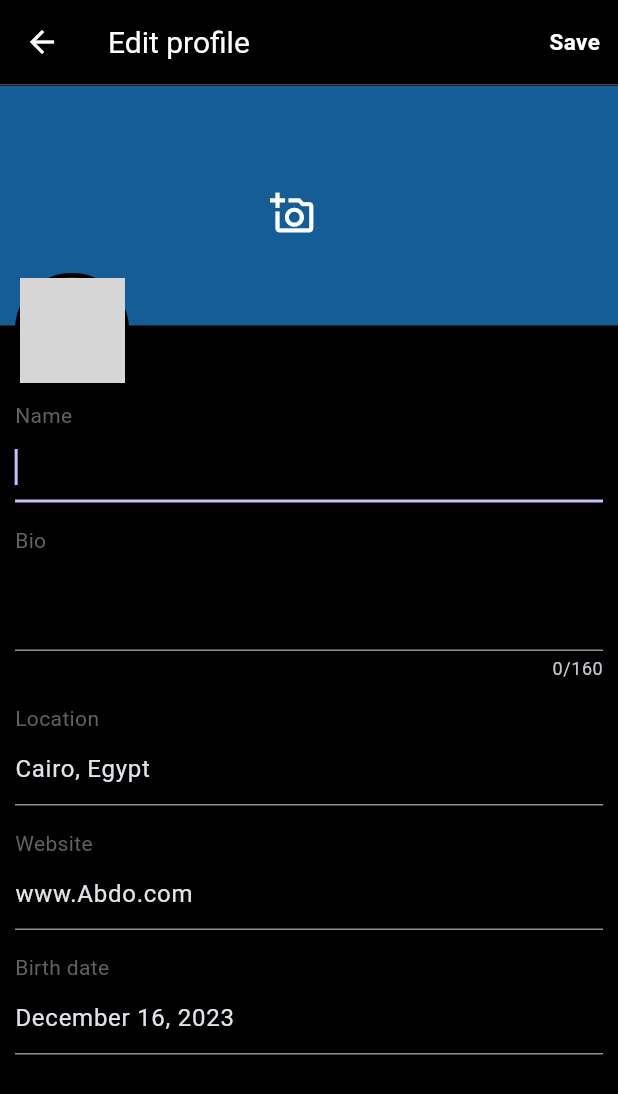
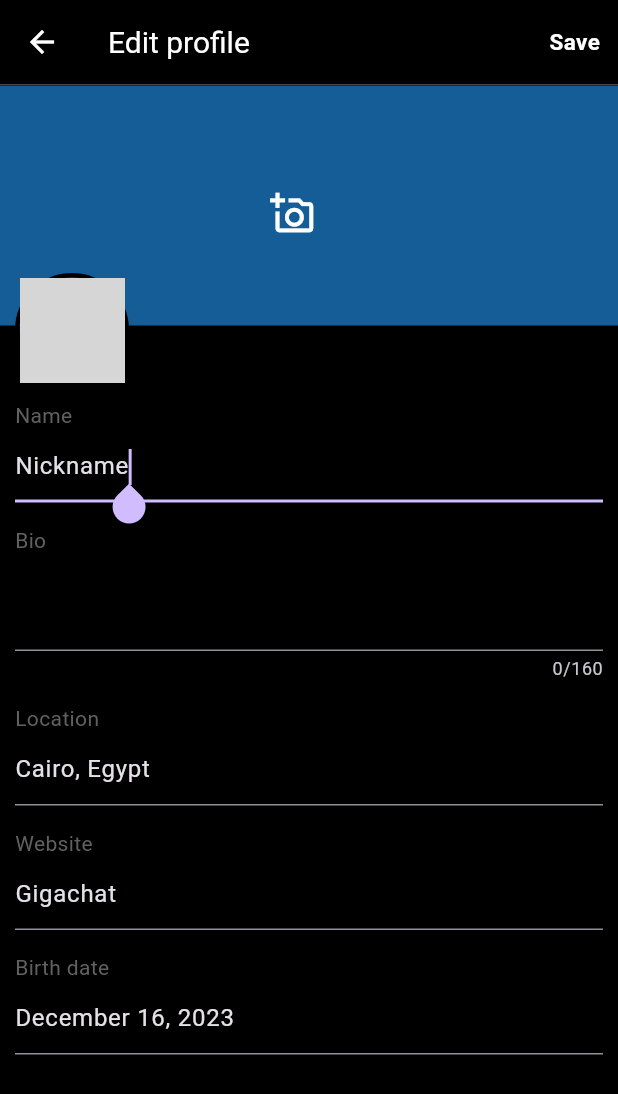
Before and after one commit to AbdoWise-z/GigaChat-Cross-platform, a Flutter app: the UserProfile screen opened directly, after a tap on "Edit profile", on a phone screen of 412 x 824 dp. Shown: the top 1094 px of the screen. Run offline on Flutter 3.47's test engine with Material 3 defaults, Android fonts, the phone set to English and light mode, and no system bars; our stand-ins replace carousel_slider, dismissible_page, email_validator, flick_video_player, font_awesome_flutter, google_fonts and 9 more; missing offline and left inert: photo_manager; accounts and stored records are empty; network calls fail; grey boxes are pictures that could not be loaded.

Commit message:
bug fixes

```diff
--- a/lib/api/account-requests.dart
+++ b/lib/api/account-requests.dart
@@ -204,35 +204,19 @@ class Account {
       print(res);
       u.id          = res["user"]["username"];
       u.name        = res["user"]["nickname"];
-      //u.email     = res["user"]["email"];
       u.bio         = res["user"]["bio"] ?? "";
       u.iconLink    = res["user"]["profile_image"];
       u.bannerLink  = res["user"]["banner_image"] ?? "";
-      //u.location  = res["user"]["location"];
-      //u.website   = res["user"]["website"];
+      //u.location  = res["user"]["location"];  //const cuz its not a feature
+      //u.website   = res["user"]["website"];   //const cuz its not a feature
       u.birthDate   = DateTime.parse(res["user"]["birth_date"]);
       u.joinedDate  = DateTime.parse(res["user"]["joined_date"]);
-      //u.followers = res["user"]["followers_num"];
-      //u.following = res["user"]["followings_num"];
       u.numOfPosts  = res["user"]["num_of_posts"];
       u.numOfLikes  = res["user"]["num_of_likes"];
 
     }else{
-      u.id          = "";
-      u.name        = "";
-      //u.email     = "";
-      u.bio         = "";
-      u.iconLink    = "";
-      u.bannerLink  = "";
-      //u.location  = "";
-      //u.website   = "";
       u.birthDate   = DateTime.now();
       u.joinedDate  = DateTime.now();
-      u.followers   = 0;
-      u.following   = 0;
-      u.numOfPosts  = 0;
-      u.numOfLikes  = 0;
-
     }
     k.data = u;
     return k;
@@ -250,12 +234,11 @@ class Account {
       print(res);
       u.id                    = res["user"]["username"];
       u.name                  = res["user"]["nickname"];
-      //u.email               = res["user"]["email"];
       u.bio                   = res["user"]["bio"] ?? "";
       u.iconLink              = res["user"]["profile_image"];
       u.bannerLink            = res["user"]["banner_image"] ?? "";
-      //u.location            = res["user"]["location"];
-      //u.website             = res["user"]["website"];
+      //u.location            = res["user"]["location"];  //const cuz its not a feature
+      //u.website             = res["user"]["website"];   //const cuz its not a feature
       u.birthDate             = DateTime.parse(res["user"]["birth_date"]);
       u.joinedDate            = DateTime.parse(res["user"]["joined_date"]);
       u.followers             = res["user"]["followers_num"];
@@ -270,25 +253,8 @@ class Account {
 
 
     }else{
-      u.id          = "";
-      u.name        = "";
-      //u.email     = "";
-      u.bio         = "";
-      u.iconLink    = "";
-      u.bannerLink  = "";
-      //u.location  = "";
-      //u.website   = "";
       u.birthDate   = DateTime.now();
       u.joinedDate  = DateTime.now();
-      u.followers   = 0;
-      u.following   = 0;
-      u.numOfPosts  = 0;
-      u.numOfLikes  = 0;
-      u.isFollowed  = false;
-      u.isWantedUserMuted  = false;
-      u.isWantedUserBlocked  = false;
-      u.isCurrUser  = false;
-      u.isCurrUserBlocked  = false;
 
     }
     k.data = u;
--- a/lib/api/user-class.dart
+++ b/lib/api/user-class.dart
@@ -16,8 +16,6 @@ class User {
   bool? isWantedUserMuted;
   bool? isFollowed;
   bool? isCurrUser;
-
-
   int followers;
   int following;
   int numOfPosts;
@@ -25,16 +23,15 @@ class User {
   bool active;
 
   User({
-    this.id = "@Abdo-ww",
-    this.name = "Abdo",
-    this.auth = "moa",
-    this.email = "...",
+    this.id = "@username",
+    this.name = "Nickname",
+    this.auth,
+    this.email = "email@gmail.com",
     this.bio = "",
     this.iconLink = "https://cdn.oneesports.gg/cdn-data/2022/10/GenshinImpact_Nahida_CloseUp.webp",
-    this.bannerLink = "https://cdn.custom-cursor.com/pa"
-        "cks/7464/genshin-nahida-and-a-thousand-floating-dreams-pack.png",
-    this.location = "hell",
-    this.website = "www.Abdo.com",
+    this.bannerLink = "",
+    this.location = "Egypt, Cairo",
+    this.website = "Gigachat",
     this.birthDate,
     this.joinedDate,
     this.followers = 0,
--- a/lib/pages/profile/user-profile.dart
+++ b/lib/pages/profile/user-profile.dart
@@ -413,9 +413,7 @@ class _UserProfileState extends State<UserProfile> with TickerProviderStateMixin
   Widget build(BuildContext context) {
 
     return loading? const BlockingLoadingPage():
-    Consumer<Auth>(
-      builder: (_,a,___) {
-        return Scaffold(
+    Scaffold(
       extendBodyBehindAppBar: true,
       body: NotificationListener<ScrollUpdateNotification>(
         onNotification: (notification){
@@ -428,6 +426,7 @@ class _UserProfileState extends State<UserProfile> with TickerProviderStateMixin
           },
           onRefresh: () async {
             setState(() {
+              scroll.value = 0;
               getData();
             });
           },
@@ -750,7 +749,7 @@ class _UserProfileState extends State<UserProfile> with TickerProviderStateMixin
                                       children: [
                                         Text(
                                           widget.isCurrUser?
-                                              "${a.getCurrentUser()!.following}" : "$following",
+                                          "${auth.getCurrentUser()!.following}" : "$following",
                                           style: const TextStyle(
                                             fontWeight: FontWeight.bold,
                                           ),
@@ -769,7 +768,7 @@ class _UserProfileState extends State<UserProfile> with TickerProviderStateMixin
                                       children: [
                                         Text(
                                           widget.isCurrUser?
-                                              "${a.getCurrentUser()!.followers}" : "$followers",
+                                          "${auth.getCurrentUser()!.followers}" : "$followers",
                                           style: const TextStyle(
                                             fontWeight: FontWeight.bold,
                                           ),
@@ -916,8 +915,6 @@ class _UserProfileState extends State<UserProfile> with TickerProviderStateMixin
       floatingActionButton: FeedHomeTab().getFloatingActionButton(context),  //TODO: change later
     );
   }
-    );
-  }
 }
 
 
--- a/lib/providers/auth.dart
+++ b/lib/providers/auth.dart
@@ -267,6 +267,7 @@ class Auth extends ChangeNotifier{
   Future<void> deleteUserBanner({ void Function(ApiResponse<bool>)? success , void Function(ApiResponse<bool>)? error}) async {
     var res = await Account.apiDeleteBannerImage(_currentUser!.auth!);
     if (res.data!){
+      _currentUser!.bannerLink = "";
       if (success != null) success(res);
     }else{
       if (error != null) error(res);
```
Also changed, not shown: lib/pages/profile/edit-profile.dart (+6 -5 lines). Lines whose indentation alone changed are shown as unchanged.
